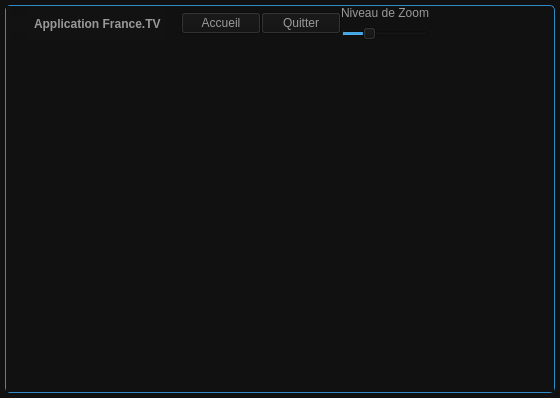
Before: the Qt Designer form framelesswindow/framelesswindow.ui in Paullux/FranceTV, drawn with Qt 5.
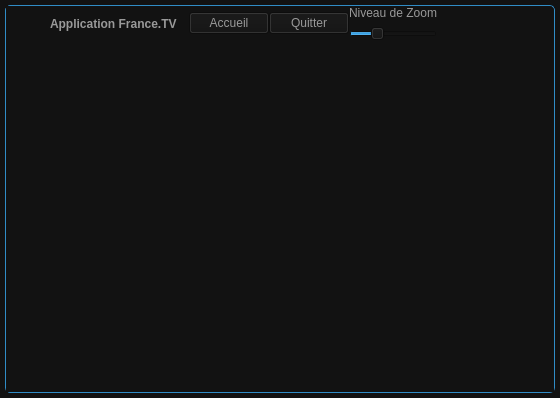
After: the same form once the commit is applied. Icons and pictures are not drawn. Custom widgets are drawn as their Qt base class.

Commit message: amélioration de l'apparence et correction d'un bug dans le slider de zoom

The edit to the form file:
```diff
--- a/framelesswindow/framelesswindow.ui
+++ b/framelesswindow/framelesswindow.ui
@@ -17,7 +17,7 @@
    <bool>false</bool>
   </property>
   <property name="styleSheet">
-   <string notr="true">background-color:#111111;</string>
+   <string notr="true">background-color:#121212;</string>
   </property>
   <layout class="QVBoxLayout" name="verticalLayout_2">
    <property name="spacing">
@@ -41,7 +41,7 @@
       <bool>false</bool>
      </property>
      <property name="styleSheet">
-      <string notr="true">#windowFrame{border:1px solid palette(highlight); border-radius:5px 5px 5px 5px; background-color:#111111;}</string>
+      <string notr="true">#windowFrame{border:1px solid palette(highlight); border-radius:5px 5px 5px 5px; background-color:#121212;}</string>
      </property>
      <layout class="QVBoxLayout" name="verticalLayout">
       <property name="spacing">
@@ -77,7 +77,7 @@
          <bool>false</bool>
         </property>
         <property name="styleSheet">
-         <string notr="true">#windowTitlebar{border: 0px none palette(base); border-top-left-radius:5px; border-top-right-radius:5px; background-color:#111111; height:20px;}</string>
+         <string notr="true">#windowTitlebar{border: 0px none palette(base); border-top-left-radius:5px; border-top-right-radius:5px; background-color:#121212; height:20px;}</string>
         </property>
         <layout class="QHBoxLayout" name="horizontalLayout" stretch="0,0,0,0,0,0,0,0,0,0,0,0">
          <property name="spacing">
@@ -118,14 +118,14 @@
           <widget class="QLabel" name="icon">
            <property name="minimumSize">
             <size>
-             <width>16</width>
-             <height>16</height>
+             <width>32</width>
+             <height>32</height>
             </size>
            </property>
            <property name="maximumSize">
             <size>
-             <width>16</width>
-             <height>16</height>
+             <width>32</width>
+             <height>32</height>
             </size>
            </property>
            <property name="contextMenuPolicy">
@@ -172,7 +172,7 @@
          <item>
           <widget class="QPushButton" name="HomeButton">
            <property name="styleSheet">
-            <string notr="true">color:rgb(153,153,153);</string>
+            <string notr="true">color:rgb(153,153,153);background-color:#121212;</string>
            </property>
            <property name="text">
             <string>Accueil</string>
@@ -182,7 +182,7 @@
          <item>
           <widget class="QPushButton" name="QuitButton">
            <property name="styleSheet">
-            <string notr="true">color:rgb(153,153,153);</string>
+            <string notr="true">color:rgb(153,153,153);background-color:#121212;</string>
            </property>
            <property name="text">
             <string>Quitter</string>
@@ -194,7 +194,7 @@
            <item>
             <widget class="QLabel" name="TexteSliderZoom">
              <property name="styleSheet">
-              <string notr="true">color:rgb(153,153,153);</string>
+              <string notr="true">color:rgb(153,153,153);background-color:#121212;</string>
              </property>
              <property name="text">
               <string>Niveau de Zoom</string>
@@ -207,7 +207,7 @@
            <item>
             <widget class="QSlider" name="SliderZoom">
              <property name="styleSheet">
-              <string notr="true">color:rgb(153,153,153);</string>
+              <string notr="true">color:rgb(153,153,153);background-color:#121212;</string>
              </property>
              <property name="minimum">
               <number>5</number>
@@ -248,7 +248,7 @@
            </property>
            <property name="styleSheet">
             <string notr="true">#minimizeButton{
-  background-color:none;
+  background-color:#121212;
   border:none;
   width:16px;
   height:16px;
@@ -271,7 +271,7 @@
           <widget class="QToolButton" name="restoreButton">
            <property name="styleSheet">
             <string notr="true">#restoreButton{
-  background-color:none;
+  background-color:#121212;
   border:none;
   width:16px;
   height:16px;
@@ -294,7 +294,7 @@
           <widget class="QToolButton" name="maximizeButton">
            <property name="styleSheet">
             <string notr="true">#maximizeButton{
-  background-color:none;
+  background-color:#121212;
   border:none;
   width:16px;
   height:16px;
@@ -323,7 +323,7 @@
            </property>
            <property name="styleSheet">
             <string notr="true">#closeButton{
-  background-color:none;
+  background-color:#121212;
   border:none;
   width:16px;
   height:16px;
@@ -349,7 +349,7 @@
          <bool>false</bool>
         </property>
         <property name="styleSheet">
-         <string notr="true">#windowContent{background-color:#111111; 
+         <string notr="true">#windowContent{background-color:#121212; 
   border: 0px none palette(base);
   border-radius:0px 0px 5px 5px;
 }</string>
```
The commit also changes 7 other files.
